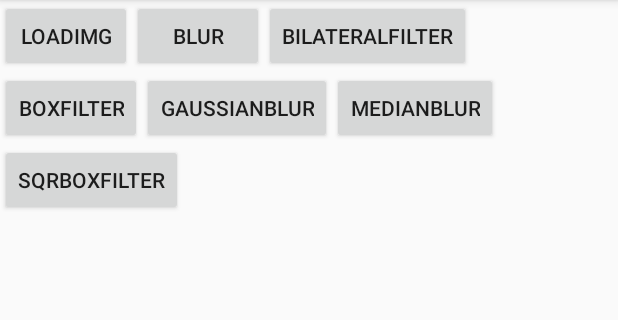
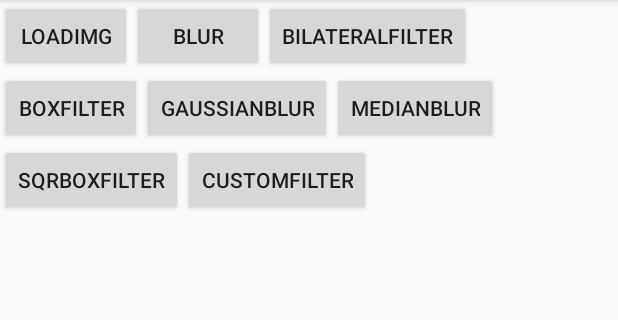
Before and after one commit to ArcGhh/opencv-demos, an Android app: the BlurActivity screen opened directly, with no data from a screen before it, on a phone screen of 412 x 824 dp, the part 84-404 px from its top. Run offline under Robolectric (Android 15) with nearby library versions, the phone set to English and light mode, and no system bars.

Commit message:
自定义线性滤波器

```diff
--- a/app/src/main/java/com/demo/opencvdemos/imgproc/blur/BlurActivity.java
+++ b/app/src/main/java/com/demo/opencvdemos/imgproc/blur/BlurActivity.java
@@ -16,8 +16,11 @@ import android.widget.Toast;
 import com.demo.opencvdemos.R;
 
 import org.opencv.android.Utils;
+import org.opencv.core.Core;
 import org.opencv.core.CvType;
 import org.opencv.core.Mat;
+import org.opencv.core.Point;
+import org.opencv.core.Scalar;
 import org.opencv.core.Size;
 import org.opencv.imgproc.Imgproc;
 
@@ -29,7 +32,8 @@ public class BlurActivity extends AppCompatActivity implements View.OnClickListe
     private static final int REQ_CODE_PICK_IMG = 1;
 
     Button btnLoadImg,btnBlur,btnBilateralFilter,btnBoxFilter,
-            btnGaussianBlur,btnMedianBlur, btnSqrBoxFilter;
+            btnGaussianBlur,btnMedianBlur, btnSqrBoxFilter,
+            btnCustomFilter;
     ImageView imgSrc, imgDst;
 
     Mat src;
@@ -45,6 +49,7 @@ public class BlurActivity extends AppCompatActivity implements View.OnClickListe
         btnGaussianBlur = findViewById(R.id.btnGaussianBlur);
         btnMedianBlur = findViewById(R.id.btnMedianBlur);
         btnSqrBoxFilter = findViewById(R.id.btnSqrBoxFilter);
+        btnCustomFilter = findViewById(R.id.btnCustomFilter);
 
         btnLoadImg.setOnClickListener(this);
         btnBlur.setOnClickListener(this);
@@ -53,6 +58,7 @@ public class BlurActivity extends AppCompatActivity implements View.OnClickListe
         btnGaussianBlur.setOnClickListener(this);
         btnMedianBlur.setOnClickListener(this);
         btnSqrBoxFilter.setOnClickListener(this);
+        btnCustomFilter.setOnClickListener(this);
 
         imgSrc = findViewById(R.id.imgSrc);
         imgDst = findViewById(R.id.imgDst);
@@ -105,6 +111,13 @@ public class BlurActivity extends AppCompatActivity implements View.OnClickListe
                 //SqrBoxFilter
                 Imgproc.sqrBoxFilter(src, dst, CvType.CV_8U, new Size(3, 3));
                 break;
+            case R.id.btnCustomFilter:
+                Mat kernel = new Mat();
+                int kernelSize = 6;
+                Mat ones = Mat.ones( kernelSize, kernelSize, CvType.CV_32F );
+                Core.multiply(ones, new Scalar(1/(double)(kernelSize*kernelSize)), kernel);
+                Imgproc.filter2D(src, dst, -1 , kernel, new Point(-1,-1), 0, Core.BORDER_DEFAULT);
+                break;
         }
 
         //显示输出图像
--- a/app/src/main/res/layout/activity_blur.xml
+++ b/app/src/main/res/layout/activity_blur.xml
@@ -69,6 +69,12 @@
                 android:text="SqrBoxFilter"
                 android:layout_width="wrap_content"
                 android:layout_height="wrap_content" />
+
+            <Button
+                android:id="@+id/btnCustomFilter"
+                android:text="CustomFilter"
+                android:layout_width="wrap_content"
+                android:layout_height="wrap_content" />
         </LinearLayout>
 
         <ImageView
```
